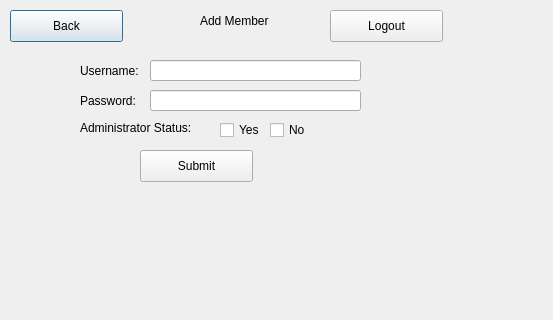
First picture: the form in QtGui/addmember.ui, repository Tligtvoet/goat-bulk, before the edit; both pictures show x 0 to 553 and y 0 to 320 of the 691 by 613 pixel window.
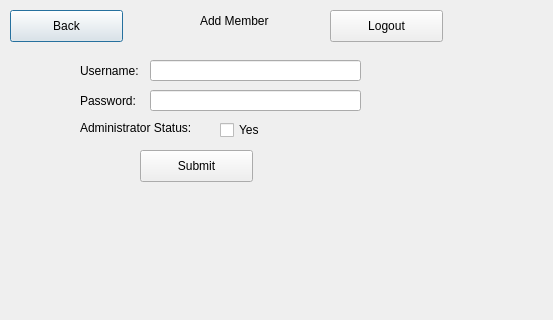
Second picture: the form after the edit.

Patch:
```diff
--- a/QtGui/addmember.ui
+++ b/QtGui/addmember.ui
@@ -124,19 +124,6 @@
     <string>Yes</string>
    </property>
   </widget>
-  <widget class="QCheckBox" name="adminno">
-   <property name="geometry">
-    <rect>
-     <x>270</x>
-     <y>120</y>
-     <width>87</width>
-     <height>20</height>
-    </rect>
-   </property>
-   <property name="text">
-    <string>No</string>
-   </property>
-  </widget>
   <widget class="QPushButton" name="button_submit">
    <property name="geometry">
     <rect>
```
